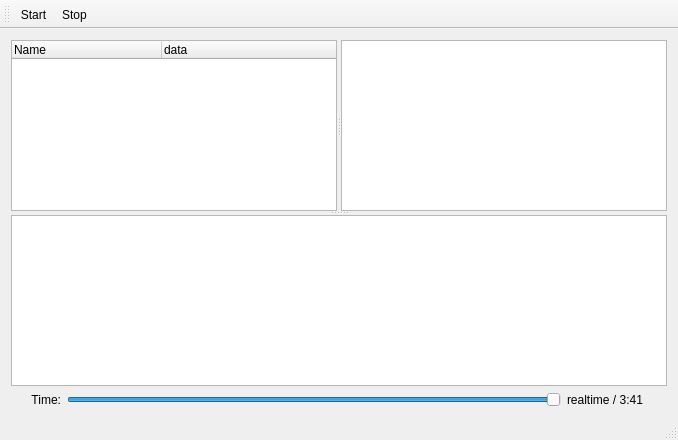
Old version of the form MainWindow.ui in the repository cetic/foren6-gui-qt.
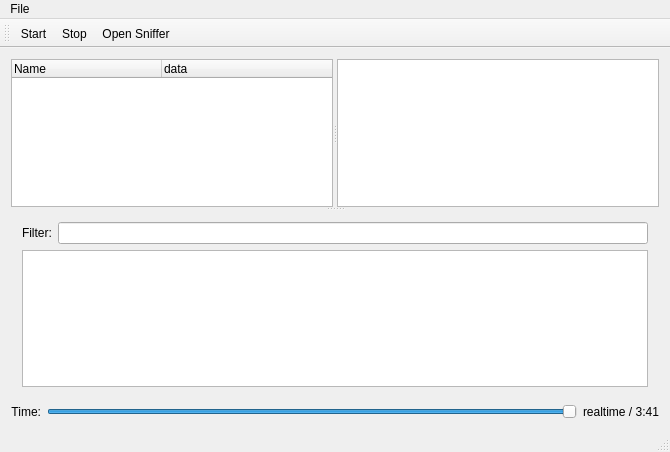
New version of the form. Icons and pictures are not drawn.

Commit message: Add text to the message log (at the bottom) and a incremental filter. This message log should be in a separate widget later to make it more flexible. Draw root nodes with larger circle. When double-clicking on a log message, jump to the corresponding event's version. Load sniffer interfaces at runtime using a dialog box to prompt file location.

Patch:
```diff
--- a/MainWindow.ui
+++ b/MainWindow.ui
@@ -6,8 +6,8 @@
    <rect>
     <x>0</x>
     <y>0</y>
-    <width>678</width>
-    <height>440</height>
+    <width>670</width>
+    <height>452</height>
    </rect>
   </property>
   <property name="windowTitle">
@@ -15,21 +15,8 @@
   </property>
   <widget class="QWidget" name="centralWidget">
    <layout class="QGridLayout" name="gridLayout">
-    <item row="2" column="1" colspan="3">
-     <widget class="QSlider" name="horizontalSlider">
-      <property name="maximum">
-       <number>999</number>
-      </property>
-      <property name="value">
-       <number>999</number>
-      </property>
-      <property name="orientation">
-       <enum>Qt::Horizontal</enum>
-      </property>
-     </widget>
-    </item>
-    <item row="2" column="0">
-     <widget class="QLabel" name="label">
+    <item row="1" column="0">
+     <widget class="QLabel" name="timeLabel">
       <property name="maximumSize">
        <size>
         <width>50</width>
@@ -44,8 +31,21 @@
       </property>
      </widget>
     </item>
-    <item row="2" column="4">
-     <widget class="QLabel" name="label_2">
+    <item row="1" column="1">
+     <widget class="QSlider" name="horizontalSlider">
+      <property name="maximum">
+       <number>999</number>
+      </property>
+      <property name="value">
+       <number>999</number>
+      </property>
+      <property name="orientation">
+       <enum>Qt::Horizontal</enum>
+      </property>
+     </widget>
+    </item>
+    <item row="1" column="2">
+     <widget class="QLabel" name="versionLabel">
       <property name="maximumSize">
        <size>
         <width>100</width>
@@ -57,7 +57,7 @@
       </property>
      </widget>
     </item>
-    <item row="0" column="0" rowspan="2" colspan="5">
+    <item row="0" column="0" colspan="3">
      <widget class="QSplitter" name="logSplitter">
       <property name="orientation">
        <enum>Qt::Vertical</enum>
@@ -83,26 +83,62 @@
        </widget>
        <widget class="QGraphicsView" name="rplTreeView"/>
       </widget>
-      <widget class="QTextEdit" name="logEdit">
-       <property name="acceptDrops">
-        <bool>false</bool>
-       </property>
-       <property name="undoRedoEnabled">
-        <bool>false</bool>
-       </property>
-       <property name="lineWrapMode">
-        <enum>QTextEdit::NoWrap</enum>
-       </property>
-       <property name="readOnly">
-        <bool>true</bool>
-       </property>
-       <property name="html">
-        <string>&lt;!DOCTYPE HTML PUBLIC &quot;-//W3C//DTD HTML 4.0//EN&quot; &quot;http://www.w3.org/TR/REC-html40/strict.dtd&quot;&gt;
-&lt;html&gt;&lt;head&gt;&lt;meta name=&quot;qrichtext&quot; content=&quot;1&quot; /&gt;&lt;style type=&quot;text/css&quot;&gt;
-p, li { white-space: pre-wrap; }
-&lt;/style&gt;&lt;/head&gt;&lt;body style=&quot; font-family:'DejaVu Sans'; font-size:9pt; font-weight:400; font-style:normal;&quot;&gt;
-&lt;p style=&quot;-qt-paragraph-type:empty; margin-top:0px; margin-bottom:0px; margin-left:0px; margin-right:0px; -qt-block-indent:0; text-indent:0px;&quot;&gt;&lt;br /&gt;&lt;/p&gt;&lt;/body&gt;&lt;/html&gt;</string>
-       </property>
+      <widget class="QWidget" name="gridLayoutWidget">
+       <layout class="QGridLayout" name="gridLayout_3">
+        <item row="0" column="0">
+         <widget class="QLabel" name="filterLabel">
+          <property name="text">
+           <string>Filter:</string>
+          </property>
+         </widget>
+        </item>
+        <item row="0" column="1">
+         <widget class="QLineEdit" name="filterEdit"/>
+        </item>
+        <item row="1" column="0" colspan="2">
+         <widget class="QTableView" name="messageTable">
+          <property name="showDropIndicator" stdset="0">
+           <bool>false</bool>
+          </property>
+          <property name="dragDropOverwriteMode">
+           <bool>false</bool>
+          </property>
+          <property name="selectionMode">
+           <enum>QAbstractItemView::SingleSelection</enum>
+          </property>
+          <property name="selectionBehavior">
+           <enum>QAbstractItemView::SelectRows</enum>
+          </property>
+          <property name="verticalScrollMode">
+           <enum>QAbstractItemView::ScrollPerPixel</enum>
+          </property>
+          <property name="horizontalScrollMode">
+           <enum>QAbstractItemView::ScrollPerPixel</enum>
+          </property>
+          <property name="showGrid">
+           <bool>false</bool>
+          </property>
+          <property name="gridStyle">
+           <enum>Qt::NoPen</enum>
+          </property>
+          <attribute name="horizontalHeaderVisible">
+           <bool>true</bool>
+          </attribute>
+          <attribute name="horizontalHeaderStretchLastSection">
+           <bool>true</bool>
+          </attribute>
+          <attribute name="verticalHeaderVisible">
+           <bool>false</bool>
+          </attribute>
+          <attribute name="verticalHeaderDefaultSectionSize">
+           <number>24</number>
+          </attribute>
+          <attribute name="verticalHeaderMinimumSectionSize">
+           <number>15</number>
+          </attribute>
+         </widget>
+        </item>
+       </layout>
       </widget>
      </widget>
     </item>
@@ -113,10 +149,19 @@
     <rect>
      <x>0</x>
      <y>0</y>
-     <width>678</width>
+     <width>670</width>
      <height>20</height>
     </rect>
    </property>
+   <widget class="QMenu" name="menuFile">
+    <property name="title">
+     <string>File</string>
+    </property>
+    <addaction name="actionStart"/>
+    <addaction name="actionStop"/>
+    <addaction name="actionOpenSniffer"/>
+   </widget>
+   <addaction name="menuFile"/>
   </widget>
   <widget class="QToolBar" name="mainToolBar">
    <property name="toolButtonStyle">
@@ -130,6 +175,7 @@
    </attribute>
    <addaction name="actionStart"/>
    <addaction name="actionStop"/>
+   <addaction name="actionOpenSniffer"/>
   </widget>
   <widget class="QStatusBar" name="statusBar"/>
   <action name="actionStart">
@@ -156,6 +202,14 @@
     <string>Stop sniffing traffic</string>
    </property>
   </action>
+  <action name="actionOpenSniffer">
+   <property name="text">
+    <string>Open Sniffer</string>
+   </property>
+   <property name="toolTip">
+    <string>Open a sniffer interface</string>
+   </property>
+  </action>
  </widget>
  <layoutdefault spacing="6" margin="11"/>
  <resources>
```
The commit also changes 12 other files.
